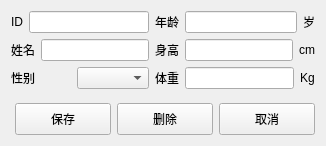
Above: Bodystat/ui/subjwidget.ui from hym-dn/Bodystat before the change. Below: the same form after it.
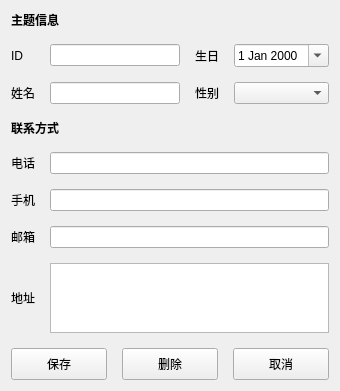
That is the form after the change.

Commit message: 完善主题信息，修改主题信息漏洞

```diff
--- a/Bodystat/ui/subjwidget.ui
+++ b/Bodystat/ui/subjwidget.ui
@@ -6,21 +6,33 @@
    <rect>
     <x>0</x>
     <y>0</y>
-    <width>326</width>
-    <height>146</height>
+    <width>332</width>
+    <height>335</height>
    </rect>
   </property>
   <property name="windowTitle">
    <string>主题</string>
   </property>
-  <layout class="QVBoxLayout" name="verticalLayout_3">
-   <item>
-    <layout class="QHBoxLayout" name="horizontalLayout_8">
-     <item>
       <layout class="QVBoxLayout" name="verticalLayout">
+   <property name="spacing">
+    <number>15</number>
+   </property>
        <item>
-        <layout class="QHBoxLayout" name="horizontalLayout">
+    <widget class="QLabel" name="_subjLabel">
+     <property name="font">
+      <font>
+       <weight>75</weight>
+       <bold>true</bold>
+      </font>
+     </property>
+     <property name="text">
+      <string>主题信息</string>
+     </property>
+    </widget>
+   </item>
          <item>
+    <layout class="QGridLayout" name="gridLayout">
+     <item row="0" column="0">
           <widget class="QLabel" name="_idLabel">
            <property name="minimumSize">
             <size>
@@ -39,14 +51,24 @@
            </property>
           </widget>
          </item>
-         <item>
+     <item row="0" column="1">
           <widget class="QLineEdit" name="_idLineEdit"/>
          </item>
-        </layout>
-       </item>
-       <item>
-        <layout class="QHBoxLayout" name="horizontalLayout_2">
-         <item>
+     <item row="0" column="2">
+      <widget class="QLabel" name="_birthdayLabel">
+       <property name="text">
+        <string>生日</string>
+       </property>
+      </widget>
+     </item>
+     <item row="0" column="3">
+      <widget class="QDateEdit" name="_birthdayDateEdit">
+       <property name="calendarPopup">
+        <bool>true</bool>
+       </property>
+      </widget>
+     </item>
+     <item row="1" column="0">
           <widget class="QLabel" name="_nameLabel">
            <property name="minimumSize">
             <size>
@@ -65,14 +87,10 @@
            </property>
           </widget>
          </item>
-         <item>
+     <item row="1" column="1">
           <widget class="QLineEdit" name="_nameLineEdit"/>
          </item>
-        </layout>
-       </item>
-       <item>
-        <layout class="QHBoxLayout" name="horizontalLayout_3">
-         <item>
+     <item row="1" column="2">
           <widget class="QLabel" name="_sexLabel">
            <property name="minimumSize">
             <size>
@@ -91,7 +109,7 @@
            </property>
           </widget>
          </item>
-         <item>
+     <item row="1" column="3">
           <widget class="QComboBox" name="_sexComboBox">
            <property name="minimumSize">
             <size>
@@ -103,89 +121,62 @@
          </item>
         </layout>
        </item>
-      </layout>
-     </item>
      <item>
-      <layout class="QVBoxLayout" name="verticalLayout_2">
-       <item>
-        <layout class="QHBoxLayout" name="horizontalLayout_4">
-         <item>
-          <widget class="QLabel" name="_ageLabel">
-           <property name="text">
-            <string>年龄</string>
-           </property>
-          </widget>
-         </item>
-         <item>
-          <widget class="QLineEdit" name="_ageLineEdit"/>
-         </item>
-         <item>
-          <widget class="QLabel" name="_yearLabel">
+    <widget class="QLabel" name="_contactLabel">
+     <property name="font">
+      <font>
+       <weight>75</weight>
+       <bold>true</bold>
+      </font>
+     </property>
            <property name="text">
-            <string>岁</string>
+      <string>联系方式</string>
            </property>
           </widget>
          </item>
-        </layout>
-       </item>
        <item>
-        <layout class="QHBoxLayout" name="horizontalLayout_5">
-         <item>
-          <widget class="QLabel" name="_heightLabel">
+    <layout class="QGridLayout" name="gridLayout_2">
+     <item row="0" column="0">
+      <widget class="QLabel" name="_telNoLabel">
            <property name="text">
-            <string>身高</string>
+        <string>电话</string>
            </property>
           </widget>
          </item>
-         <item>
-          <widget class="QLineEdit" name="_heightLineEdit"/>
-         </item>
-         <item>
-          <widget class="QLabel" name="_cmLabel">
+     <item row="0" column="1">
+      <widget class="QLineEdit" name="_telNoLineEdit"/>
+     </item>
+     <item row="1" column="0">
+      <widget class="QLabel" name="_mobNoLabel">
            <property name="text">
-            <string>cm</string>
+        <string>手机</string>
            </property>
           </widget>
          </item>
-        </layout>
-       </item>
-       <item>
-        <layout class="QHBoxLayout" name="horizontalLayout_6">
-         <item>
-          <widget class="QLabel" name="_weightLabel">
+     <item row="1" column="1">
+      <widget class="QLineEdit" name="_mobNoLineEdit"/>
+     </item>
+     <item row="2" column="0">
+      <widget class="QLabel" name="_emailLabel">
            <property name="text">
-            <string>体重</string>
+        <string>邮箱</string>
            </property>
           </widget>
          </item>
-         <item>
-          <widget class="QLineEdit" name="_weightLineEdit"/>
-         </item>
-         <item>
-          <widget class="QLabel" name="_kgLabel">
+     <item row="2" column="1">
+      <widget class="QLineEdit" name="_emailLineEdit"/>
+     </item>
+     <item row="3" column="0">
+      <widget class="QLabel" name="_addrLabel">
            <property name="text">
-            <string>Kg</string>
+        <string>地址</string>
            </property>
           </widget>
          </item>
-        </layout>
-       </item>
-      </layout>
-     </item>
-    </layout>
-   </item>
-   <item>
-    <spacer name="verticalSpacer">
-     <property name="orientation">
-      <enum>Qt::Vertical</enum>
-     </property>
-     <property name="sizeHint" stdset="0">
-      <size>
-       <width>20</width>
-       <height>40</height>
-      </size>
-     </property>
-    </spacer>
+     <item row="3" column="1">
+      <widget class="QTextEdit" name="_addrTextEdit"/>
+     </item>
+    </layout>
    </item>
    <item>
     <layout class="QHBoxLayout" name="horizontalLayout_7">
@@ -241,6 +232,19 @@
        </property>
       </widget>
      </item>
+     <item>
+      <spacer name="horizontalSpacer_2">
+       <property name="orientation">
+        <enum>Qt::Horizontal</enum>
+       </property>
+       <property name="sizeHint" stdset="0">
+        <size>
+         <width>40</width>
+         <height>20</height>
+        </size>
+       </property>
+      </spacer>
+     </item>
     </layout>
    </item>
   </layout>
```
Lines whose indentation alone changed are shown as unchanged. The commit also changes 14 other files.
